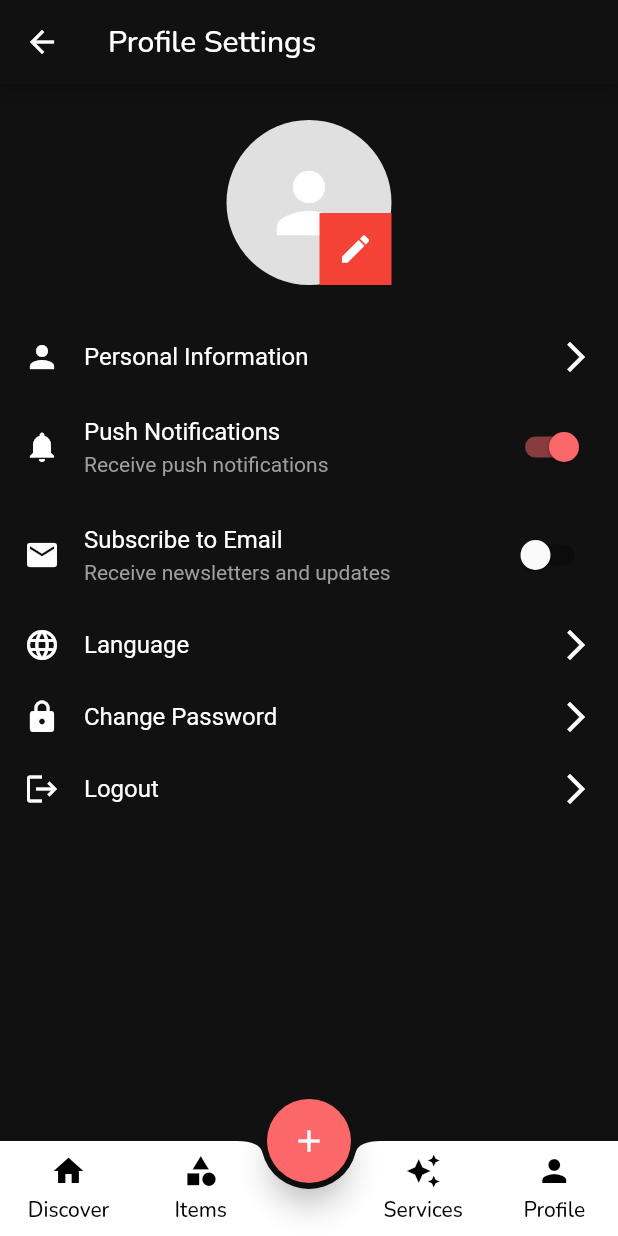
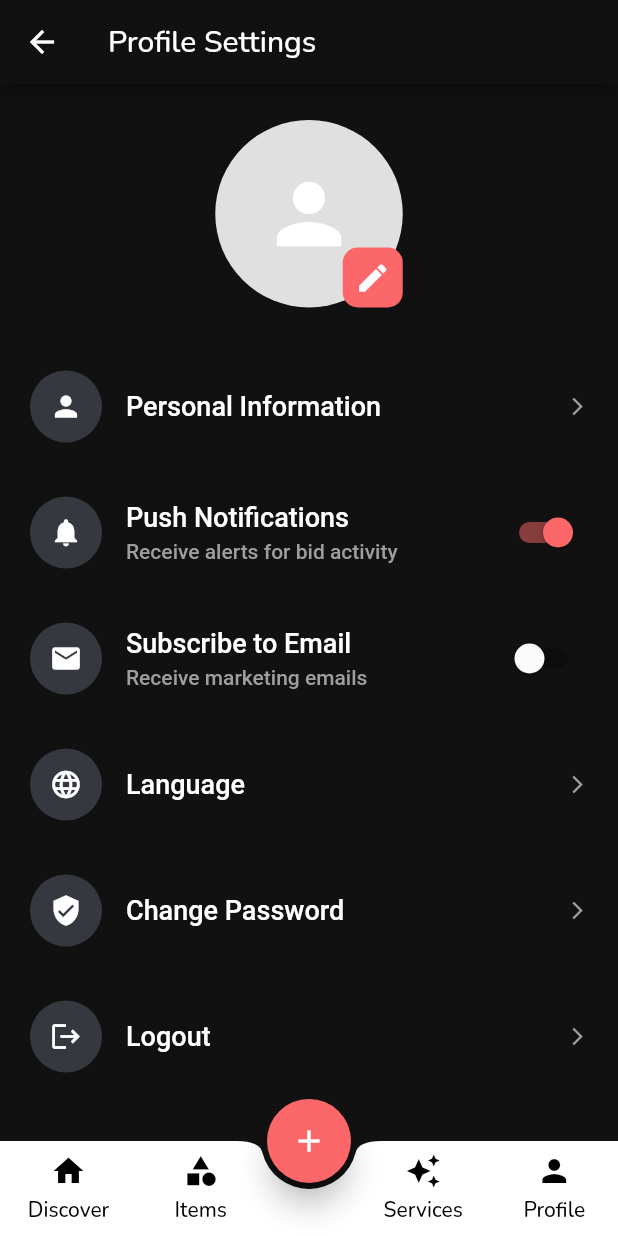
Before and after one commit to anuragkainth/Goose-Marketplace-App, a Flutter app: the screen it shows once a user with an empty profile is signed in, item 4 of the bottom bar chosen, on a phone screen of 412 x 824 dp. Run offline on Flutter 3.47's test engine with Material 2 defaults, Android fonts, the phone set to English and light mode, and no system bars; our stand-ins replace cloud_firestore, email_validator, firebase_auth, firebase_core, get, google_fonts; missing offline and left inert: msh_checkbox; accounts and stored records are empty.

```diff
--- a/lib/pages/profile_page.dart
+++ b/lib/pages/profile_page.dart
@@ -1,7 +1,9 @@
 import 'package:flutter/material.dart';
 import 'package:google_fonts/google_fonts.dart';
+import 'package:marketplace_app/constants/colors.dart';
 import 'package:marketplace_app/utilities/floating_bar_buttons.dart';
 import 'package:marketplace_app/utilities/floating_bar_add_button.dart';
+import 'package:firebase_auth/firebase_auth.dart';
 
 class ProfileSettingsPage extends StatelessWidget {
   const ProfileSettingsPage({Key? key}) : super(key: key);
@@ -13,6 +15,8 @@ class ProfileSettingsPage extends StatelessWidget {
         title: Text('Profile Settings', style: GoogleFonts.nunito(),),
       ),
       body: SingleChildScrollView(
+        child: Padding(
+          padding: EdgeInsets.symmetric(horizontal: 12),
           child: Column(
             crossAxisAlignment: CrossAxisAlignment.center,
             children: [
@@ -21,8 +25,8 @@ class ProfileSettingsPage extends StatelessWidget {
                 alignment: Alignment.bottomRight,
                 children: [
                   Container(
-                  width: 110,
-                  height: 110,
+                    width: 125,
+                    height: 125,
                     decoration: BoxDecoration(
                       shape: BoxShape.circle,
                       color: Colors.grey[300],
@@ -34,21 +38,23 @@ class ProfileSettingsPage extends StatelessWidget {
                     ),
                   ),
                   Container(
-                  width: 48,
-                  height: 48,
+                    width: 40,
+                    height: 40,
                     decoration: BoxDecoration(
                       shape: BoxShape.rectangle,
-                    color: Colors.red,
+                      borderRadius: BorderRadius.circular(10),
+                      color: kDefaultRedColor,
                     ),
-                  child: Icon(
-                    Icons.edit,
+                    child: IconButton(
+                      onPressed: (){},
+                      icon: Icon(Icons.edit),
                       color: Colors.white,
                     ),
                   ),
                 ],
               ),
               SizedBox(height: 24),
-            _buildButton(
+              buildButton(
                 icon: Icons.person,
                 title: 'Personal Information',
                 onTap: () {},
@@ -56,35 +62,38 @@ class ProfileSettingsPage extends StatelessWidget {
               _buildNotificationButton(
                 icon: Icons.notifications,
                 title: 'Push Notifications',
-              subtitle: 'Receive push notifications',
+                subtitle: 'Receive alerts for bid activity',
                 value: true,
                 onToggle: (value) {},
               ),
               _buildNotificationButton(
                 icon: Icons.email,
                 title: 'Subscribe to Email',
-              subtitle: 'Receive newsletters and updates',
+                subtitle: 'Receive marketing emails',
                 value: false,
-              onToggle: (value) {},
+                onToggle: (value) {
+                },
               ),
-            _buildButton(
+              buildButton(
                 icon: Icons.language,
                 title: 'Language',
                 onTap: () {},
               ),
-            _buildButton(
-              icon: Icons.lock,
+              buildButton(
+                icon: Icons.verified_user,
                 title: 'Change Password',
                 onTap: () {},
               ),
-            _buildButton(
+              buildButton(
                 icon: Icons.logout,
                 title: 'Logout',
                 onTap: () {
-                Navigator.pop(context);
+                  FirebaseAuth.instance.signOut();
+                  Navigator.of(context).popUntil((route) => route.isFirst);
                 },
               ),
             ],
+          ),
         ),
       ),
       floatingActionButton: FloatingNavAddButton(onPressed: (){},),
@@ -95,43 +104,44 @@ class ProfileSettingsPage extends StatelessWidget {
         child: Row(
           mainAxisAlignment: MainAxisAlignment.spaceAround,
           children: <Widget>[
-            FloatingNavButtons(icon: Icons.home, buttonName: 'Discover', onPressed: (){}),
+            FloatingNavButtons(icon: Icons.home, buttonName: 'Discover', onPressed: (){Navigator.pop(context);}),
             FloatingNavButtons(icon: Icons.category, buttonName: 'Items', onPressed: (){}),
             SizedBox(width: 40.0),
             FloatingNavButtons(icon: Icons.auto_awesome, buttonName: 'Services', onPressed: (){}),
-            FloatingNavButtons(icon: Icons.person, buttonName: 'Profile', onPressed: (){
-              Navigator.of(context).push(
-                MaterialPageRoute(
-                  builder: (context) =>  ProfileSettingsPage(),
-                ),
-              );
-            }),
+            FloatingNavButtons(icon: Icons.person, buttonName: 'Profile', onPressed: null),
           ],
         ),
       ),
     );
   }
 
-  Widget _buildButton({
+  Widget buildButton({
     required IconData icon,
     required String title,
-    required VoidCallback onTap,
+    required void Function()? onTap,
   }) {
-    return GestureDetector(
-      onTap: onTap,
+    return TextButton(
+      style: ButtonStyle(
+        overlayColor: MaterialStateProperty.resolveWith<Color>(
+              (Set<MaterialState> states) {
+            return kDefaultGreyColor; // No overlay color
+          },
+        ),
+      ),
+      onPressed: onTap,
       child: Padding(
-        padding: const EdgeInsets.symmetric(horizontal: 16, vertical: 12),
+        padding: EdgeInsets.symmetric(vertical: 10),
         child: Row(
           children: [
-            Icon(icon,color: Colors.white,),
+            CircleAvatar(radius: 24, backgroundColor: kDefaultGreyColor, child: Icon(icon,color: Colors.white,size: 22)),
             SizedBox(width: 16),
             Expanded(
               child: Text(
                 title,
-                style: TextStyle(fontSize: 16, color: Colors.white),
+                style: TextStyle(fontSize: 18, color: Colors.white),
               ),
             ),
-            Icon(Icons.arrow_forward_ios, color: Colors.white,),
+            Icon(Icons.arrow_forward_ios, color: Colors.grey,size: 14,),
           ],
         ),
       ),
@@ -145,11 +155,20 @@ class ProfileSettingsPage extends StatelessWidget {
     required bool value,
     required ValueChanged<bool> onToggle,
   }) {
-    return Padding(
-      padding: const EdgeInsets.symmetric(horizontal: 16, vertical: 12),
+    return TextButton(
+      style: ButtonStyle(
+        overlayColor: MaterialStateProperty.resolveWith<Color>(
+              (Set<MaterialState> states) {
+            return kDefaultGreyColor; // No overlay color
+          },
+        ),
+      ),
+      onPressed: (){},
+      child: Padding(
+        padding: const EdgeInsets.symmetric(vertical: 10),
         child: Row(
           children: [
-          Icon(icon, color: Colors.white,),
+            CircleAvatar(radius: 24, backgroundColor: kDefaultGreyColor, child: Icon(icon,color: Colors.white,size: 22)),
             SizedBox(width: 16),
             Expanded(
               child: Column(
@@ -157,7 +176,7 @@ class ProfileSettingsPage extends StatelessWidget {
                 children: [
                   Text(
                     title,
-                  style: TextStyle(fontSize: 16, color: Colors.white),
+                    style: TextStyle(fontSize: 18, color: Colors.white),
                   ),
                   SizedBox(height: 4),
                   Text(
@@ -174,6 +193,7 @@ class ProfileSettingsPage extends StatelessWidget {
           ],
         ),
 
+      ),
     );
   }
 }
```
Also changed, not shown: lib/database/user_model.dart (added, +24 -0 lines), lib/database/user_repository.dart (added, +37 -0 lines), lib/pages/create_account_page.dart (+13 -0 lines), pubspec.yaml (+6 -1 lines), pubspec.lock. Lines whose indentation alone changed are shown as unchanged.
